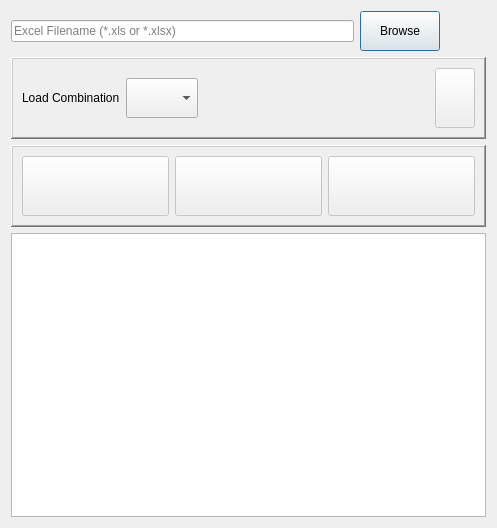
Old version of the form safe/punch/punchPanel.ui in the repository ebrahimraeyat/OSAFE.
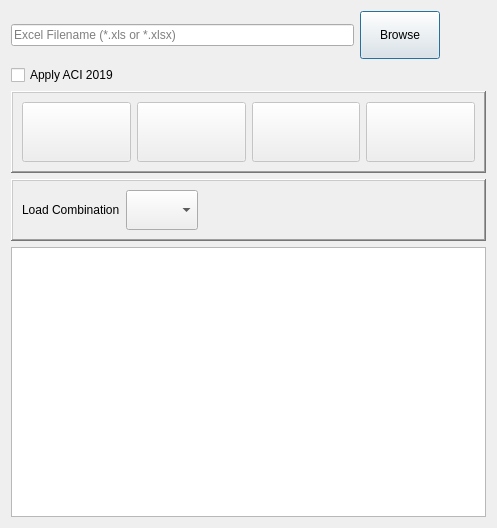
New version of the form.

Commit message: apply ACI 2019

```diff
--- a/safe/punch/punchPanel.ui
+++ b/safe/punch/punchPanel.ui
@@ -33,8 +33,8 @@
       <widget class="QPushButton" name="excel_button">
        <property name="minimumSize">
         <size>
-         <width>0</width>
-         <height>40</height>
+         <width>48</width>
+         <height>48</height>
         </size>
        </property>
        <property name="text">
@@ -47,7 +47,7 @@
        <property name="minimumSize">
         <size>
          <width>0</width>
-         <height>40</height>
+         <height>0</height>
         </size>
        </property>
        <property name="text">
@@ -55,8 +55,8 @@
        </property>
        <property name="iconSize">
         <size>
-         <width>32</width>
-         <height>16</height>
+         <width>48</width>
+         <height>48</height>
         </size>
        </property>
        <property name="flat">
@@ -67,10 +67,129 @@
     </layout>
    </item>
    <item>
-    <layout class="QHBoxLayout" name="horizontalLayout_2"/>
+    <widget class="QCheckBox" name="ACI2019_checkbox">
+     <property name="text">
+      <string>Apply ACI 2019</string>
+     </property>
+    </widget>
    </item>
    <item>
-    <layout class="QHBoxLayout" name="horizontalLayout_3"/>
+    <widget class="QFrame" name="frame">
+     <property name="frameShape">
+      <enum>QFrame::WinPanel</enum>
+     </property>
+     <property name="frameShadow">
+      <enum>QFrame::Raised</enum>
+     </property>
+     <layout class="QHBoxLayout" name="horizontalLayout_4">
+      <item>
+       <widget class="QPushButton" name="calculate_punch_button">
+        <property name="enabled">
+         <bool>false</bool>
+        </property>
+        <property name="minimumSize">
+         <size>
+          <width>0</width>
+          <height>60</height>
+         </size>
+        </property>
+        <property name="toolTip">
+         <string>Calculate Punch</string>
+        </property>
+        <property name="text">
+         <string/>
+        </property>
+        <property name="iconSize">
+         <size>
+          <width>48</width>
+          <height>48</height>
+         </size>
+        </property>
+        <property name="shortcut">
+         <string>Ctrl+S</string>
+        </property>
+        <property name="flat">
+         <bool>false</bool>
+        </property>
+       </widget>
+      </item>
+      <item>
+       <widget class="QPushButton" name="export_image_button">
+        <property name="enabled">
+         <bool>false</bool>
+        </property>
+        <property name="minimumSize">
+         <size>
+          <width>0</width>
+          <height>60</height>
+         </size>
+        </property>
+        <property name="toolTip">
+         <string>Export To PNG</string>
+        </property>
+        <property name="text">
+         <string/>
+        </property>
+        <property name="iconSize">
+         <size>
+          <width>64</width>
+          <height>64</height>
+         </size>
+        </property>
+       </widget>
+      </item>
+      <item>
+       <widget class="QPushButton" name="export_pdf_button">
+        <property name="enabled">
+         <bool>false</bool>
+        </property>
+        <property name="minimumSize">
+         <size>
+          <width>0</width>
+          <height>60</height>
+         </size>
+        </property>
+        <property name="toolTip">
+         <string>Export To PDF</string>
+        </property>
+        <property name="text">
+         <string/>
+        </property>
+        <property name="iconSize">
+         <size>
+          <width>48</width>
+          <height>48</height>
+         </size>
+        </property>
+       </widget>
+      </item>
+      <item>
+       <widget class="QPushButton" name="export_excel_button">
+        <property name="enabled">
+         <bool>false</bool>
+        </property>
+        <property name="minimumSize">
+         <size>
+          <width>0</width>
+          <height>60</height>
+         </size>
+        </property>
+        <property name="toolTip">
+         <string>Export To Excel</string>
+        </property>
+        <property name="text">
+         <string/>
+        </property>
+        <property name="iconSize">
+         <size>
+          <width>48</width>
+          <height>48</height>
+         </size>
+        </property>
+       </widget>
+      </item>
+     </layout>
+    </widget>
    </item>
    <item>
     <widget class="QFrame" name="frame_2">
@@ -111,124 +230,6 @@
         </property>
        </spacer>
       </item>
-      <item>
-       <widget class="QPushButton" name="calculate_punch_button">
-        <property name="enabled">
-         <bool>false</bool>
-        </property>
-        <property name="minimumSize">
-         <size>
-          <width>0</width>
-          <height>60</height>
-         </size>
-        </property>
-        <property name="toolTip">
-         <string>Calculate Punch</string>
-        </property>
-        <property name="text">
-         <string/>
-        </property>
-        <property name="iconSize">
-         <size>
-          <width>64</width>
-          <height>64</height>
-         </size>
-        </property>
-        <property name="shortcut">
-         <string>Ctrl+S</string>
-        </property>
-        <property name="flat">
-         <bool>false</bool>
-        </property>
-       </widget>
-      </item>
-     </layout>
-    </widget>
-   </item>
-   <item>
-    <widget class="QFrame" name="frame">
-     <property name="frameShape">
-      <enum>QFrame::WinPanel</enum>
-     </property>
-     <property name="frameShadow">
-      <enum>QFrame::Raised</enum>
-     </property>
-     <layout class="QHBoxLayout" name="horizontalLayout_4">
-      <item>
-       <widget class="QPushButton" name="export_image_button">
-        <property name="enabled">
-         <bool>false</bool>
-        </property>
-        <property name="minimumSize">
-         <size>
-          <width>0</width>
-          <height>60</height>
-         </size>
-        </property>
-        <property name="toolTip">
-         <string>Export To PNG</string>
-        </property>
-        <property name="text">
-         <string/>
-        </property>
-        <property name="iconSize">
-         <size>
-          <width>64</width>
-          <height>64</height>
-         </size>
-        </property>
-       </widget>
-      </item>
-      <item>
-       <widget class="QPushButton" name="export_pdf_button">
-        <property name="enabled">
-         <bool>false</bool>
-        </property>
-        <property name="minimumSize">
-         <size>
-          <width>0</width>
-          <height>60</height>
-         </size>
-        </property>
-        <property name="toolTip">
-         <string>Export To PDF</string>
-        </property>
-        <property name="text">
-         <string/>
-        </property>
-        <property name="iconSize">
-         <size>
-          <width>48</width>
-          <height>48</height>
-         </size>
-        </property>
-       </widget>
-      </item>
-      <item>
-       <widget class="QPushButton" name="export_excel_button">
-        <property name="enabled">
-         <bool>false</bool>
-        </property>
-        <property name="minimumSize">
-         <size>
-          <width>0</width>
-          <height>60</height>
-         </size>
-        </property>
-        <property name="toolTip">
-         <string>Export To Excel</string>
-        </property>
-        <property name="text">
-         <string/>
-        </property>
-        <property name="iconSize">
-         <size>
-          <width>48</width>
-          <height>48</height>
-         </size>
-        </property>
-       </widget>
-      </item>
      </layout>
     </widget>
    </item>
```
Left out of the diff: 4 changed lines with no effect on the pictures. The commit also changes 11 other files.
